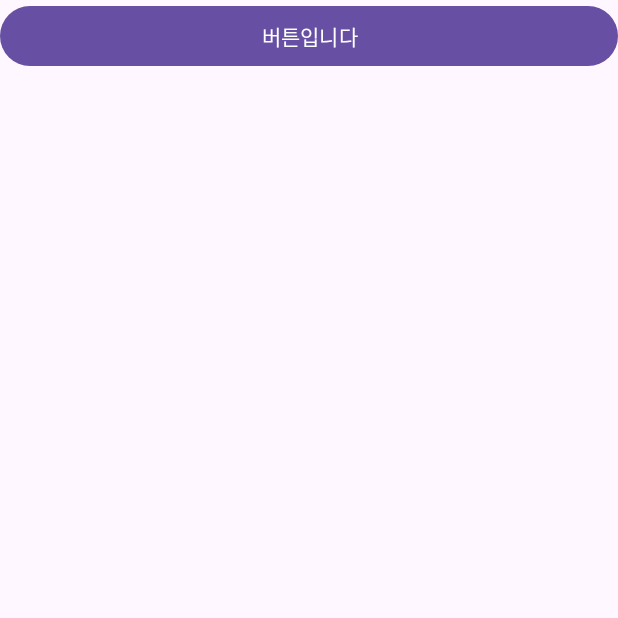
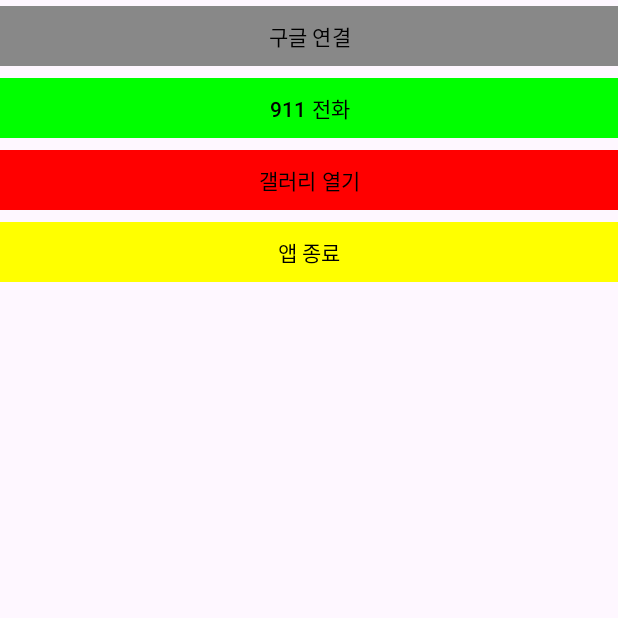
Before and after one commit to Barkyeongchan/Android_tutorial, an Android app: the screen it shows after launch (MainActivity), on a phone screen of 412 x 824 dp, the top half of it. Run offline under Robolectric (Android 15) with nearby library versions, the phone set to English and light mode, and no system bars.

Commit message:
네가지 버튼 만들어서 각각 기능 구현하기

```diff
--- a/app/src/main/java/com/cookandroid/helloandroid/MainActivity.java
+++ b/app/src/main/java/com/cookandroid/helloandroid/MainActivity.java
@@ -2,6 +2,9 @@ package com.cookandroid.helloandroid;
 
 import androidx.appcompat.app.AppCompatActivity;
 
+import android.content.Intent;
+import android.graphics.Color;
+import android.net.Uri;
 import android.os.Bundle;
 import android.view.View;
 import android.widget.Button;
@@ -10,17 +13,54 @@ import android.widget.Toast;
 public class MainActivity extends AppCompatActivity {
 
     Button button1;
+    Button button2;
+    Button button3;
+    Button button4;
     @Override
     protected void onCreate(Bundle savedInstanceState) {
         super.onCreate(savedInstanceState);
         setContentView(R.layout.activity_main);
         button1 = (Button) findViewById(R.id.button1);
+        button1.setBackgroundColor(Color.GRAY);
+        button1.setTextColor(Color.BLACK);
         button1.setOnClickListener(new View.OnClickListener() {
             @Override
             public void onClick(View view) {
-                Toast.makeText(getApplicationContext(), "버튼을 눌렀어요.",
-                        Toast.LENGTH_SHORT).show();
+                Intent intent = new Intent(Intent.ACTION_VIEW, Uri.parse("http://google.com"));
+                startActivity(intent);
+            }
+        });
 
+        button2 = (Button) findViewById(R.id.button2);
+        button2.setBackgroundColor(Color.GREEN);
+        button2.setTextColor(Color.BLACK);
+
+        button2.setOnClickListener(new View.OnClickListener() {
+            @Override
+            public void onClick(View view) {
+                Intent intent = new Intent(Intent.ACTION_VIEW, Uri.parse("tel:/911"));
+                startActivity(intent);
+            }
+        });
+
+        button3 = (Button) findViewById(R.id.button3);
+        button3.setBackgroundColor(Color.RED);
+        button3.setTextColor(Color.BLACK);
+        button3.setOnClickListener(new View.OnClickListener() {
+            @Override
+            public void onClick(View view) {
+                Intent intent = new Intent(Intent.ACTION_VIEW, Uri.parse("content://media/internal/images/media"));
+                startActivity(intent);
+            }
+        });
+
+        button4 = (Button) findViewById(R.id.button4);
+        button4.setBackgroundColor(Color.YELLOW);
+        button4.setTextColor(Color.BLACK);
+        button4.setOnClickListener(new View.OnClickListener() {
+            @Override
+            public void onClick(View view) {
+                finish();
             }
         });
     }
--- a/app/src/main/res/layout/activity_main.xml
+++ b/app/src/main/res/layout/activity_main.xml
@@ -1,13 +1,40 @@
 <LinearLayout xmlns:android="http://schemas.android.com/apk/res/android"
     xmlns:tools="http://schemas.android.com/tools"
     android:layout_width="match_parent"
-    android:layout_height="match_parent">
+    android:layout_height="match_parent"
+    xmlns:app="http://schemas.android.com/apk/res-auto"
+    android:orientation="vertical">
+
+    <Button
+        android:id="@+id/button1"
+        android:layout_width="match_parent"
+        android:layout_height="wrap_content"
+        android:text="@string/strBtn1"
+        app:cornerRadius="0dp"
+        ></Button>
 
     <Button
         android:layout_width="match_parent"
         android:layout_height="wrap_content"
-        android:id="@+id/button1"
-        android:text="@string/strBtn1"
+        android:id="@+id/button2"
+        android:text="@string/strBtn2"
+        app:cornerRadius="0dp"
+        ></Button>
+
+    <Button
+        android:layout_width="match_parent"
+        android:layout_height="wrap_content"
+        android:id="@+id/button3"
+        android:text="@string/strBtn3"
+        app:cornerRadius="0dp"
+        ></Button>
+
+    <Button
+        android:layout_width="match_parent"
+        android:layout_height="wrap_content"
+        android:id="@+id/button4"
+        android:text="@string/strBtn4"
+        app:cornerRadius="0dp"
         ></Button>
 
 </LinearLayout>
--- a/app/src/main/res/values/colors.xml
+++ b/app/src/main/res/values/colors.xml
@@ -2,4 +2,8 @@
 <resources>
     <color name="black">#FF000000</color>
     <color name="white">#FFFFFFFF</color>
+    <color name="grey">#808080</color>
+    <color name="green">#00FF00</color>
+    <color name="red">#FF0000</color>
+    <color name="yellow">#FFFF00</color>
 </resources>
--- a/app/src/main/res/values/strings.xml
+++ b/app/src/main/res/values/strings.xml
@@ -1,4 +1,7 @@
 <resources>
     <string name="app_name">BaseApp</string>
-    <string name="strBtn1">버튼입니다</string>
+    <string name="strBtn1">구글 연결</string>
+    <string name="strBtn2">911 전화</string>
+    <string name="strBtn3">갤러리 열기</string>
+    <string name="strBtn4">앱 종료</string>
 </resources>
```
